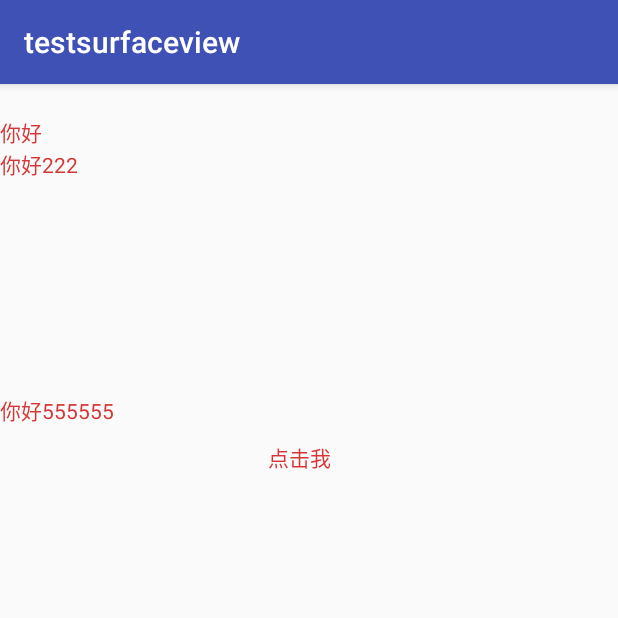
After one commit to xiayu98020214/customView, an Android app: the AnimationActivity screen opened directly, with no data from a screen before it, on a phone screen of 412 x 824 dp, the top half of it. The commit adds this screen. Run offline under Robolectric (Android 15) with nearby library versions, the phone set to English and light mode, and no system bars.

Commit message:
add animation

```diff
--- a/app/src/main/AndroidManifest.xml
+++ b/app/src/main/AndroidManifest.xml
@@ -30,6 +30,9 @@
         <activity android:name=".BezierActivity">
         </activity>
 
+        <activity android:name=".AnimationActivity">
+        </activity>
+
     </application>
 
 </manifest>
--- /dev/null
+++ b/app/src/main/java/com/coinvs/testsurfaceview/AnimationActivity.java
@@ -0,0 +1,113 @@
+package com.coinvs.testsurfaceview;
+
+import android.animation.ObjectAnimator;
+import android.os.Bundle;
+import android.support.annotation.Nullable;
+import android.support.v7.app.AppCompatActivity;
+import android.view.View;
+import android.view.animation.AlphaAnimation;
+import android.view.animation.Animation;
+import android.view.animation.AnimationSet;
+import android.view.animation.DecelerateInterpolator;
+import android.view.animation.RotateAnimation;
+import android.view.animation.ScaleAnimation;
+import android.view.animation.TranslateAnimation;
+import android.widget.TextView;
+
+import static android.animation.ValueAnimator.REVERSE;
+
+/**
+ * Created by 七喜 on 2017/5/27.
+ */
+
+public class AnimationActivity extends AppCompatActivity {
+
+    @Override
+    protected void onCreate(@Nullable Bundle savedInstanceState) {
+        super.onCreate(savedInstanceState);
+        setContentView(R.layout.activity_animation);
+        final TextView text = (TextView)findViewById(R.id.text);
+
+        AlphaAnimation aa = new AlphaAnimation(0,1);
+        aa.setDuration(1000);
+        text.startAnimation(aa);
+
+        TextView text1 = (TextView)findViewById(R.id.text1);
+        RotateAnimation ra = new RotateAnimation(0,270,100,100);
+        ra.setDuration(2000);
+        text1.startAnimation(ra);
+
+
+        TextView text2 = (TextView)findViewById(R.id.text2);
+        TranslateAnimation ta = new TranslateAnimation(0,200,0,300);
+        ta.setDuration(2000);
+        text2.startAnimation(ta);
+
+        TextView text3 = (TextView)findViewById(R.id.text3);
+        ScaleAnimation sa = new ScaleAnimation(0,1,0,1);
+        sa.setDuration(2000);
+        text3.startAnimation(sa);
+
+        TextView text4 = (TextView)findViewById(R.id.text4);
+        ScaleAnimation sa2 = new ScaleAnimation(0,1,0,1,
+                Animation.RELATIVE_TO_SELF, 0.5f,
+                Animation.RELATIVE_TO_SELF,0.5f);
+        sa2.setDuration(2000);
+        text4.startAnimation(sa2);
+
+
+
+
+        TextView text5 = (TextView)findViewById(R.id.text5);
+
+        AnimationSet as = new AnimationSet(true);
+        as.setDuration(6000);
+
+        TranslateAnimation ta2 = new TranslateAnimation(0,200,0,300);
+        ta2.setDuration(6000);
+
+        as.addAnimation(ta2);
+
+        RotateAnimation ra2 = new RotateAnimation(0,360,50,50);
+        ra2.setDuration(6000);
+        as.addAnimation(ra2);
+        text5.startAnimation(as);
+
+
+        final TextView text6 = (TextView)findViewById(R.id.text6);
+        text6.setOnClickListener(new View.OnClickListener() {
+            @Override
+            public void onClick(View v) {
+
+               if(text6.getText().equals("变")){
+                   text6.setText("hihi");
+               }else {
+                   text6.setText("变");
+
+               }
+
+
+            }
+        });
+
+        ObjectAnimator alpha = ObjectAnimator.ofFloat(text6, "translationX", 300);
+        alpha.setDuration(2000);//设置动画时间
+        alpha.setInterpolator(new DecelerateInterpolator());//设置动画插入器，减速
+        alpha.setRepeatCount(-1);//设置动画重复次数，这里-1代表无限
+        alpha.setRepeatMode(REVERSE);//设置动画循环模式。
+        alpha.start();//启动动画。
+
+    }
+
+
+/*    private static class WrapperView {
+        private View mTarget;
+        public WrapperView(View target){
+            mTarget = target;
+        }
+
+        public int getY(){
+
+        }
+    }*/
+}
--- a/app/src/main/java/com/coinvs/testsurfaceview/MainActivity.java
+++ b/app/src/main/java/com/coinvs/testsurfaceview/MainActivity.java
@@ -53,6 +53,8 @@ public class MainActivity extends AppCompatActivity {
         mDataInfos.add(new DataInfo("show2",showActivity2.class));
         mDataInfos.add(new DataInfo("show712",show712.class));
         mDataInfos.add(new DataInfo("贝塞尔",BezierActivity.class));
+        mDataInfos.add(new DataInfo("动画",AnimationActivity.class));
+
 
 
         mMyadapter = new Myadapter(this, mDataInfos, new Myadapter.ShowDelegate() {
--- /dev/null
+++ b/app/src/main/res/layout/activity_animation.xml
@@ -0,0 +1,61 @@
+<?xml version="1.0" encoding="utf-8"?>
+<LinearLayout xmlns:android="http://schemas.android.com/apk/res/android"
+    android:orientation="vertical" android:layout_width="match_parent"
+    android:layout_height="match_parent">
+
+    <TextView
+        android:id="@+id/text"
+        android:layout_width="wrap_content"
+        android:layout_height="wrap_content"
+        android:text="你好"/>
+
+    <TextView
+        android:id="@+id/text1"
+        android:layout_width="wrap_content"
+        android:layout_height="wrap_content"
+        android:text="你好"
+        android:textColor="#d53736"/>
+
+    <TextView
+        android:id="@+id/text2"
+        android:layout_width="wrap_content"
+        android:layout_height="wrap_content"
+        android:text="你好222"
+        android:textColor="#d53736"/>
+
+    <TextView
+        android:id="@+id/text3"
+        android:layout_width="wrap_content"
+        android:layout_height="wrap_content"
+        android:text="你好333333"
+        android:layout_gravity="center"
+        android:textColor="#d53736"/>
+
+
+    <TextView
+        android:id="@+id/text4"
+        android:layout_width="wrap_content"
+        android:layout_height="wrap_content"
+        android:text="你好444"
+        android:layout_gravity="center"
+        android:textColor="#d53736"/>
+
+
+    <TextView
+        android:id="@+id/text5"
+        android:layout_marginTop="100dp"
+        android:layout_width="wrap_content"
+        android:layout_height="wrap_content"
+        android:text="你好555555"
+        android:textColor="#d53736"/>
+
+    <TextView
+        android:id="@+id/text6"
+        android:layout_marginTop="10dp"
+        android:layout_width="wrap_content"
+        android:layout_height="wrap_content"
+        android:text="点击我"
+        android:textColor="#d53736"/>
+
+
+</LinearLayout>
```
